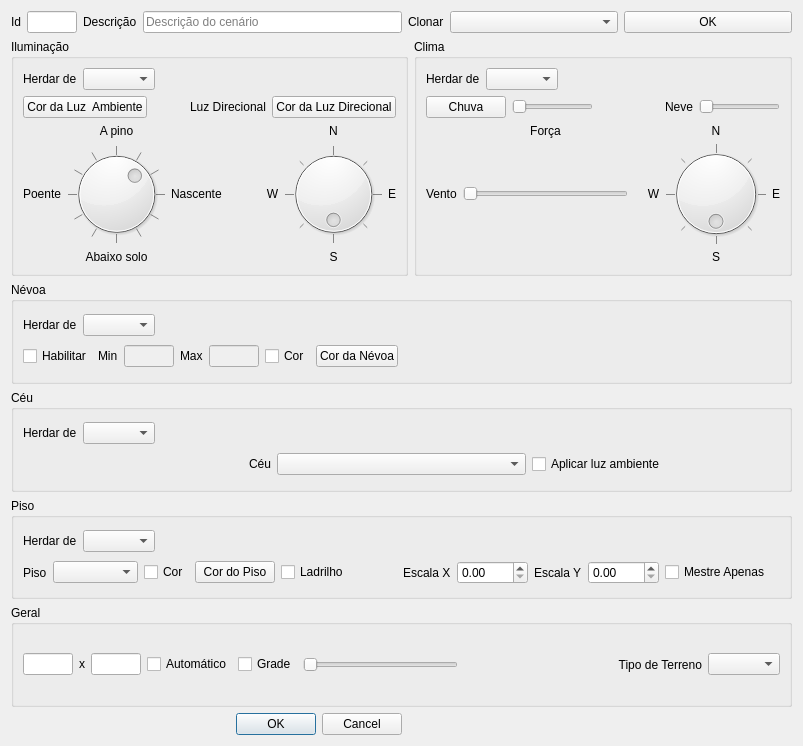
The window that ifg/qt/ui/cenario.ui (matferib/tabuleiro-virtual) describes before a commit, drawn with Qt 5.
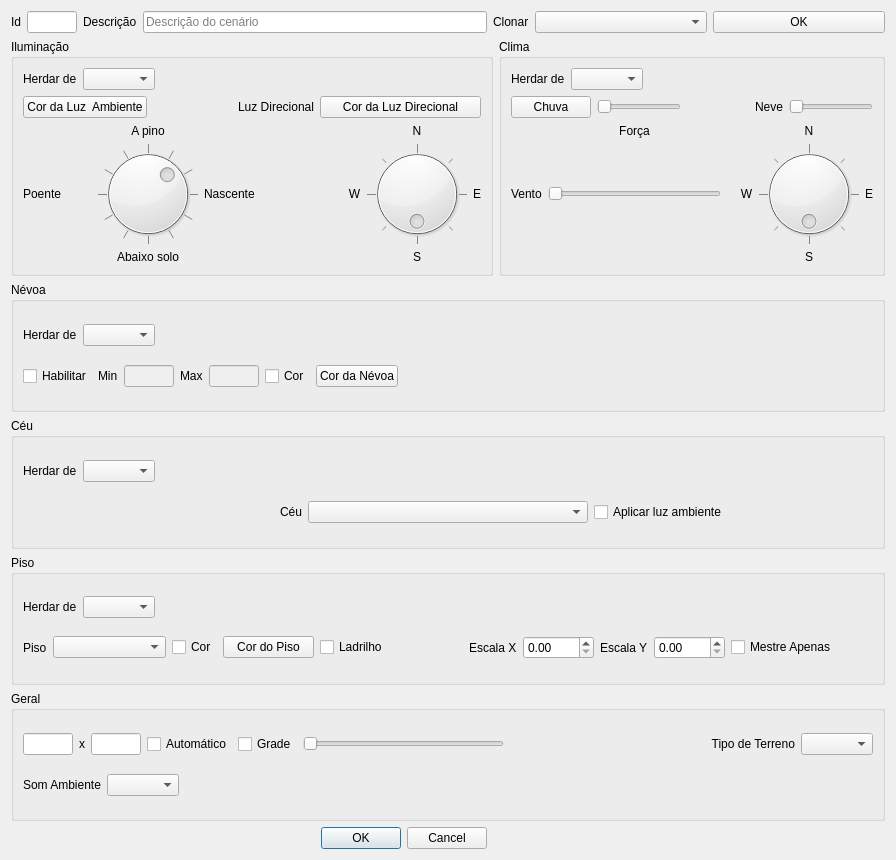
The same window after the commit.

Commit message: ui de som

```diff
--- a/ifg/qt/ui/cenario.ui
+++ b/ifg/qt/ui/cenario.ui
@@ -6,8 +6,8 @@
    <rect>
     <x>0</x>
     <y>0</y>
-    <width>803</width>
-    <height>746</height>
+    <width>896</width>
+    <height>860</height>
    </rect>
   </property>
   <property name="windowTitle">
@@ -548,7 +548,7 @@
      <property name="title">
       <string>Geral</string>
      </property>
-     <layout class="QHBoxLayout" name="horizontalLayout_13">
+     <layout class="QVBoxLayout" name="verticalLayout_5">
       <item>
        <layout class="QHBoxLayout" name="horizontalLayout_2">
         <item>
@@ -675,6 +675,37 @@
         </item>
        </layout>
       </item>
+      <item>
+       <layout class="QHBoxLayout" name="horizontalLayout_9">
+        <item>
+         <widget class="QLabel" name="label_32">
+          <property name="text">
+           <string>Som Ambiente</string>
+          </property>
+         </widget>
+        </item>
+        <item>
+         <widget class="QComboBox" name="combo_som">
+          <property name="toolTip">
+           <string>Som de fundo que toca continuamente.</string>
+          </property>
+         </widget>
+        </item>
+        <item>
+         <spacer name="horizontalSpacer_10">
+          <property name="orientation">
+           <enum>Qt::Orientation::Horizontal</enum>
+          </property>
+          <property name="sizeHint" stdset="0">
+           <size>
+            <width>40</width>
+            <height>20</height>
+           </size>
+          </property>
+         </spacer>
+        </item>
+       </layout>
+      </item>
      </layout>
     </widget>
    </item>
```
The commit also changes 1 other file.
